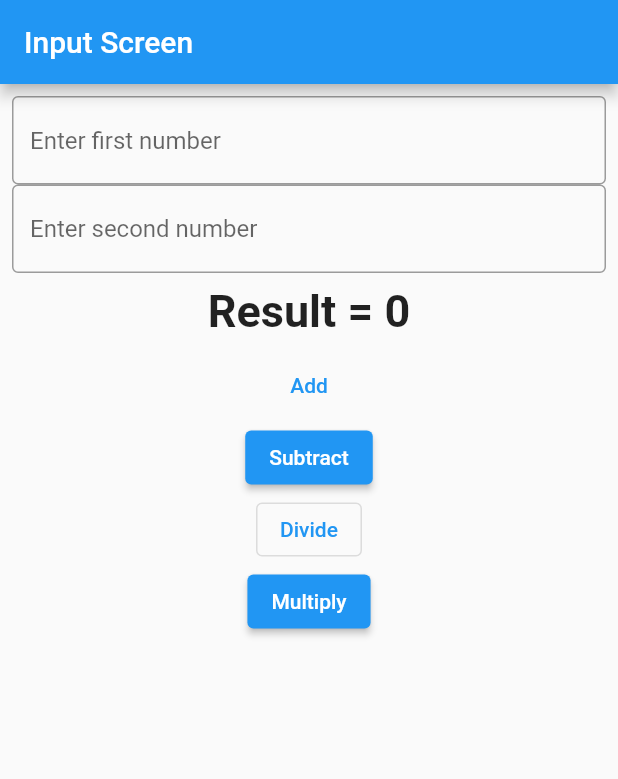
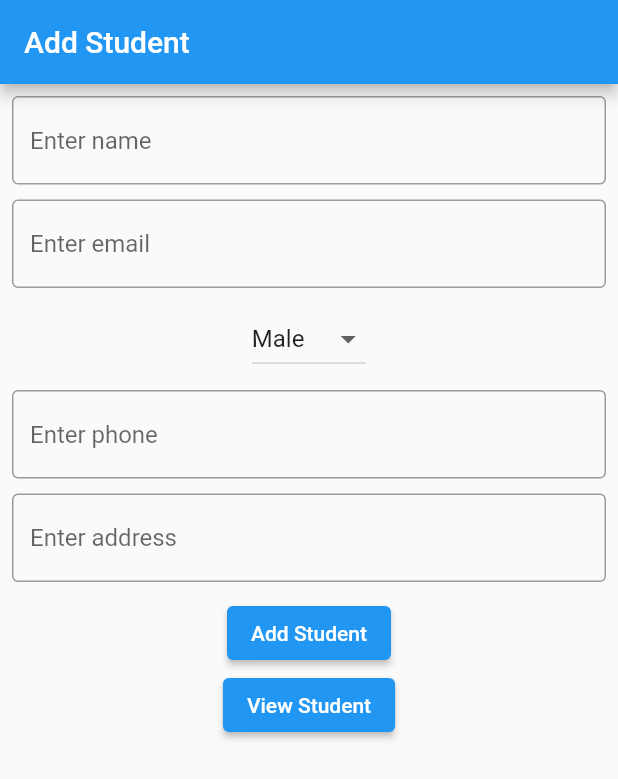
Before and after one commit to bimalsh01/kathford, a Flutter app: the screen it shows after launch, on a phone screen of 412 x 824 dp. Shown: the top 779 px of the screen. Run offline on Flutter 3.47's test engine with Material 2 defaults, Android fonts, the phone set to English and light mode, and no system bars.

Commit message:
upto view students

```diff
--- /dev/null
+++ b/lib/AddStudent.dart
@@ -0,0 +1,120 @@
+import 'package:flutter/material.dart';
+
+class AddStudent extends StatefulWidget {
+  const AddStudent({super.key});
+
+  @override
+  State<AddStudent> createState() => _AddStudentState();
+}
+
+class _AddStudentState extends State<AddStudent> {
+  String? _selectedGender = 'male';
+
+  // Controllers for changing text for TextFormField
+  TextEditingController _nameController = TextEditingController();
+  TextEditingController _emailController = TextEditingController();
+  TextEditingController _phoneController = TextEditingController();
+  TextEditingController _addressController = TextEditingController();
+
+  // Form key for validating form
+  final _formKey = GlobalKey<FormState>();
+
+  @override
+  Widget build(BuildContext context) {
+    return Scaffold(
+      appBar: AppBar(
+        title: const Text('Add Student'),
+      ),
+      body: Padding(
+        padding: const EdgeInsets.all(8.0),
+        child: Form(
+          key: _formKey,
+          child: Column(
+            children: [
+              TextFormField(
+                validator: (value) {
+                  if (value!.isEmpty) {
+                    return 'Please enter name';
+                  }
+                  return null;
+                },
+                controller: _nameController,
+                decoration: InputDecoration(
+                  hintText: "Enter name",
+                  border: OutlineInputBorder(),
+                ),
+              ),
+              SizedBox(height: 10),
+              TextFormField(
+                validator: (value) {
+                  if (value!.isEmpty) {
+                    return 'Please enter email';
+                  }
+                  return null;
+                },
+                controller: _emailController,
+                decoration: InputDecoration(
+                  hintText: "Enter email",
+                  border: OutlineInputBorder(),
+                ),
+              ),
+              SizedBox(height: 10),
+              DropdownButton(
+                  value: _selectedGender,
+                  items: const [
+                    DropdownMenuItem(value: 'male', child: Text("Male")),
+                    DropdownMenuItem(value: 'female', child: Text("Female"))
+                  ],
+                  onChanged: (value) {
+                    setState(() {
+                      _selectedGender = value;
+                    });
+                  }),
+              SizedBox(height: 10),
+              TextFormField(
+                validator: (value) {
+                  if (value!.isEmpty) {
+                    return 'Please enter phone';
+                  }
+                  return null;
+                },
+                controller: _phoneController,
+                decoration: InputDecoration(
+                  hintText: "Enter phone",
+                  border: OutlineInputBorder(),
+                ),
+              ),
+              SizedBox(height: 10),
+              TextFormField(
+                validator: (value) {
+                  if (value!.isEmpty) {
+                    return 'Please enter address';
+                  }
+                  return null;
+                },
+                controller: _addressController,
+                decoration: InputDecoration(
+                  hintText: "Enter address",
+                  border: OutlineInputBorder(),
+                ),
+              ),
+              SizedBox(height: 10),
+              ElevatedButton(
+                  onPressed: () {
+                    if (_formKey.currentState!.validate()) {
+                      print('Form is valid');
+                    }
+                  },
+                  child: Text('Add Student')),
+              ElevatedButton(
+                  onPressed: () {
+                    Navigator.pushNamed(context, '/viewStudents');
+                  },
+                  child: Text('View Student'))
+            ],
+          ),
+        ),
+      ),
+    );
+  }
+}
--- /dev/null
+++ b/lib/model/Student.dart
@@ -0,0 +1,15 @@
+class Student {
+  String? name;
+  String? email;
+  String? gender;
+  String? phone;
+  String? address;
+
+  Student({
+    this.name,
+    this.email,
+    this.gender,
+    this.phone,
+    this.address,
+  });
+}
```
Also changed, not shown: lib/InputScreen.dart (+27 -9 lines), lib/ViewStudents.dart (added, +19 -0 lines), lib/main.dart (+8 -3 lines).
